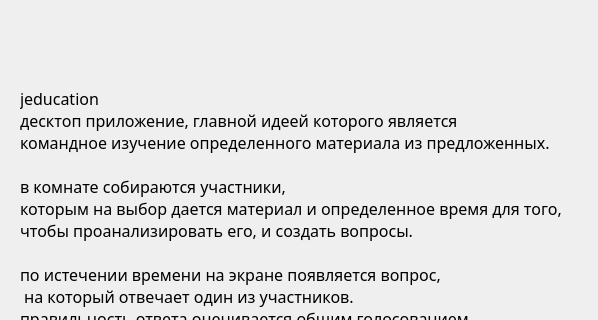
Before: the Qt Designer form Client/jeducation-v0.1/info.ui in Avedik/Desktop-application-IEducation, drawn with Qt 5; both pictures show x 0 to 598 and y 0 to 320 of the 800 by 600 pixel window.
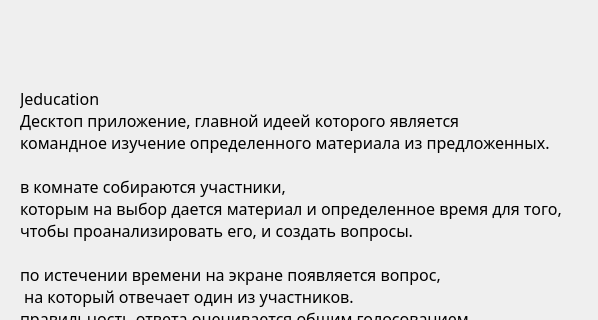
After: the same form once the commit is applied.

Patch:
```diff
--- a/Client/jeducation-v0.1/info.ui
+++ b/Client/jeducation-v0.1/info.ui
@@ -29,8 +29,8 @@
     </font>
    </property>
    <property name="text">
-    <string>jeducation
-десктоп приложение, главной идеей которого является 
+    <string>Jeducation
+Десктоп приложение, главной идеей которого является 
 командное изучение определенного материала из предложенных.
 
 в комнате собираются участники, 
```
